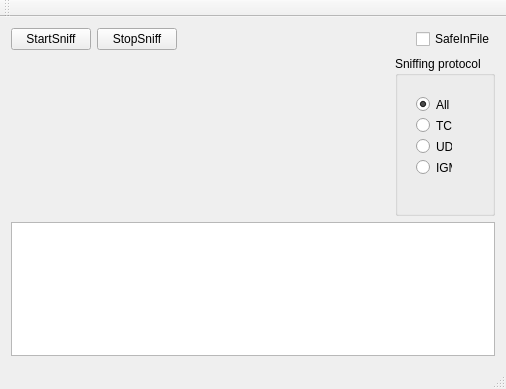
vla-parfenkov/NetDigger, file mainwindow.ui: the form before one commit.
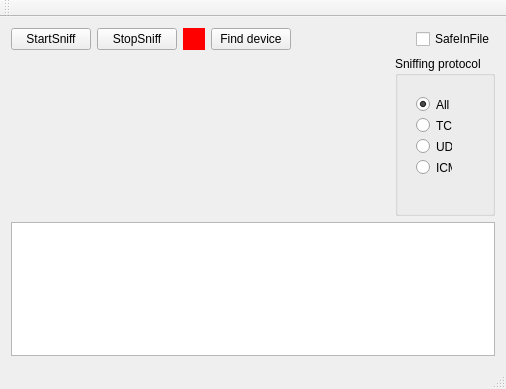
The form after the commit. Custom widgets are drawn as their Qt base class.

```diff
--- a/mainwindow.ui
+++ b/mainwindow.ui
@@ -31,6 +31,29 @@
         </property>
        </widget>
       </item>
+      <item>
+       <widget class="QLabel" name="indDevice">
+        <property name="minimumSize">
+         <size>
+          <width>22</width>
+          <height>22</height>
+         </size>
+        </property>
+        <property name="styleSheet">
+         <string notr="true">background-color: rgb(255, 0, 0);</string>
+        </property>
+        <property name="text">
+         <string/>
+        </property>
+       </widget>
+      </item>
+      <item>
+       <widget class="QPushButton" name="FindDevice">
+        <property name="text">
+         <string>Find device</string>
+        </property>
+       </widget>
+      </item>
       <item>
        <spacer name="horizontalSpacer">
         <property name="orientation">
@@ -80,7 +103,7 @@
         <property name="title">
          <string>Sniffing protocol</string>
         </property>
-        <widget class="QWidget" name="">
+        <widget class="QWidget" name="layoutWidget">
          <property name="geometry">
           <rect>
            <x>10</x>
@@ -117,7 +140,7 @@
           <item>
            <widget class="QRadioButton" name="buttonIGMP">
             <property name="text">
-             <string>IGMP</string>
+             <string>ICMP</string>
             </property>
            </widget>
           </item>
```
Left out of the diff: 13 changed lines with no effect on the pictures.
